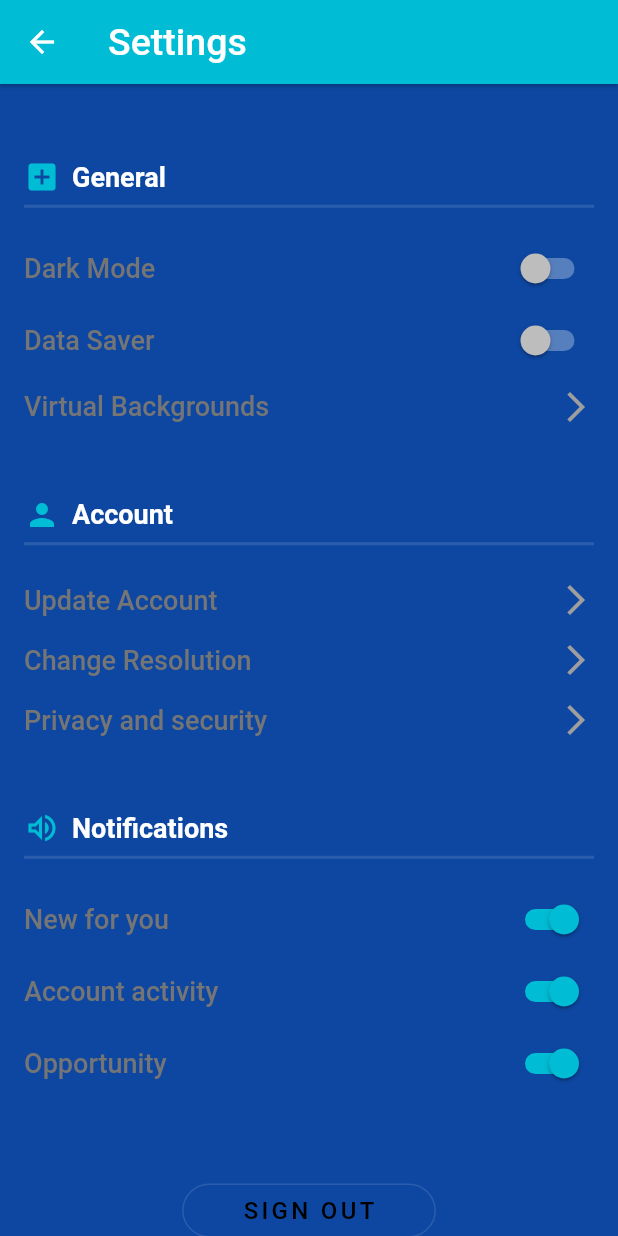
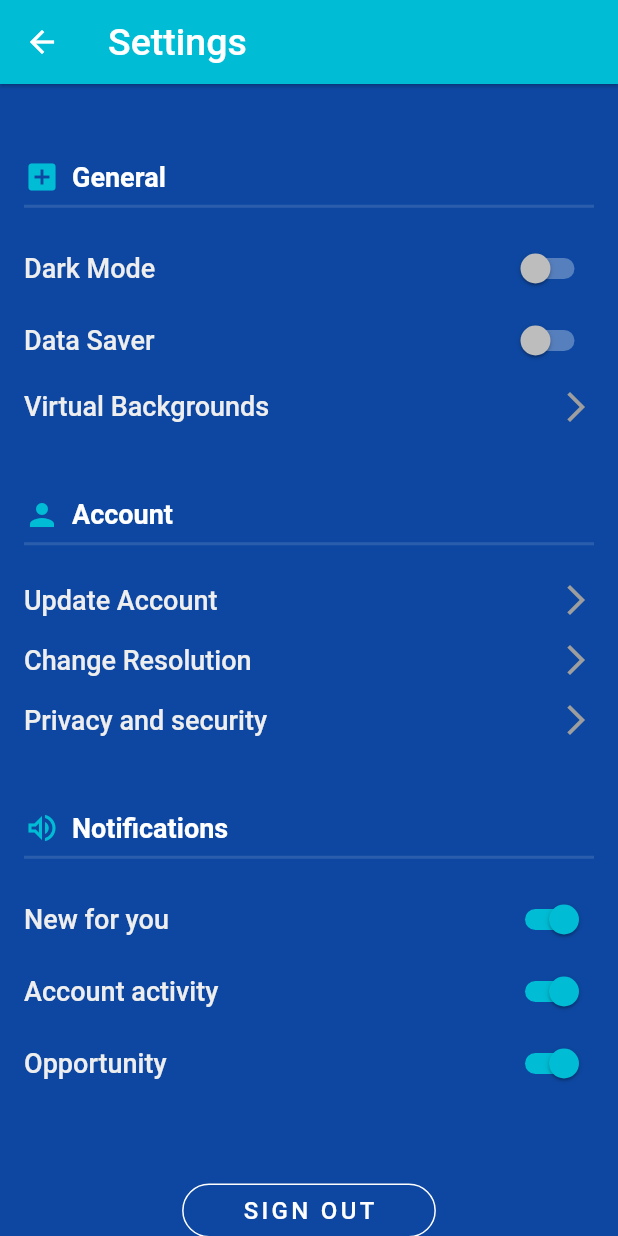
Before and after one commit to Intro-Ventors/Re-Co-Mobile, a Flutter app: the screen it shows once a user with an empty profile is signed in, in the side drawer, after a tap on "Settings", on a phone screen of 412 x 824 dp. Run offline on Flutter 3.47's test engine with Material 2 defaults, Android fonts, the phone set to English and light mode, and no system bars; our stand-ins replace cloud_firestore, firebase_auth, firebase_core, firebase_storage, flutter_spinkit, fluttertoast and 3 more; missing offline and left inert: dart:ffi, flutter_webrtc, qr_code_scanner; accounts and stored records are empty; network calls fail.

Commit message:
Updated UI Design

```diff
--- a/reality_core/lib/screens/home/bottom_panel.dart
+++ b/reality_core/lib/screens/home/bottom_panel.dart
@@ -35,10 +35,13 @@ class _PanelWidgetState extends State<PanelWidget> {
   }
 
   @override
-  Widget build(BuildContext context) => Scaffold(
+  Widget build(BuildContext context) => ClipRRect(
+        borderRadius: const BorderRadius.horizontal(
+            left: Radius.circular(20.0), right: Radius.circular(20.0)),
+        child: Scaffold(
+          backgroundColor: Colors.cyan,
           body: ListView(
-          physics: const BouncingScrollPhysics(),
-          padding: EdgeInsets.zero,
+            clipBehavior: Clip.antiAlias,
             children: <Widget>[
               const SizedBox(
                 height: 12,
@@ -53,6 +56,7 @@ class _PanelWidgetState extends State<PanelWidget> {
               ),
             ],
           ),
+        ),
       );
 
   Widget buildDragHandle() => GestureDetector(
@@ -61,7 +65,7 @@ class _PanelWidgetState extends State<PanelWidget> {
           width: 30,
           height: 5,
           decoration: BoxDecoration(
-              color: Colors.grey, borderRadius: BorderRadius.circular(18)),
+              color: Colors.black, borderRadius: BorderRadius.circular(18)),
         ),
       ),
       onTap: togglePanel);
@@ -75,12 +79,14 @@ class _PanelWidgetState extends State<PanelWidget> {
         child: Column(
           crossAxisAlignment: CrossAxisAlignment.start,
           children: <Widget>[
-            Text(
+            Center(
+              child: Text(
                   "Welcome Back ${loggedInUser.firstName} ${loggedInUser.secondName}",
                   style: const TextStyle(
-                    color: Colors.black54,
+                      color: Colors.white,
                       fontWeight: FontWeight.bold,
                       fontSize: 20)),
+            ),
             const SizedBox(
               height: 35,
             ),
@@ -103,6 +109,9 @@ class _PanelWidgetState extends State<PanelWidget> {
               height: 30,
             ),
             FlatButton(
+                shape: RoundedRectangleBorder(
+                    borderRadius: BorderRadius.circular(20)),
+                color: Colors.blue[900],
                 onPressed: () {
                   Navigator.push(
                     context,
@@ -130,7 +139,7 @@ class _PanelWidgetState extends State<PanelWidget> {
             hintStyle: const TextStyle(
               fontSize: 16,
               fontWeight: FontWeight.bold,
-              color: Colors.blueGrey,
+              color: Colors.white,
             )),
       ),
     );
--- a/reality_core/lib/screens/home/drawer.dart
+++ b/reality_core/lib/screens/home/drawer.dart
@@ -15,7 +15,10 @@ class DarwerMenu extends StatelessWidget {
 
   @override
   Widget build(BuildContext context) {
-    return Drawer(
+    return ClipRRect(
+      borderRadius: const BorderRadius.vertical(
+          top: Radius.circular(25.0), bottom: Radius.circular(25.0)),
+      child: Drawer(
         child: Container(
           decoration: BoxDecoration(
               gradient: LinearGradient(
@@ -26,8 +29,8 @@ class DarwerMenu extends StatelessWidget {
                 1.0
               ],
                   colors: [
-              Theme.of(context).primaryColor.withOpacity(0.2),
-              Theme.of(context).accentColor.withOpacity(0.5),
+                Colors.cyan.withOpacity(0.5),
+                Colors.black.withOpacity(0.2),
               ])),
           child: ListView(
             children: [
@@ -39,8 +42,8 @@ class DarwerMenu extends StatelessWidget {
                     end: Alignment.bottomRight,
                     stops: [0.0, 1.0],
                     colors: [
-                    Theme.of(context).primaryColor,
-                    Theme.of(context).accentColor,
+                      Colors.cyan.withOpacity(0.5),
+                      Colors.black.withOpacity(0.2),
                     ],
                   ),
                 ),
@@ -77,7 +80,8 @@ class DarwerMenu extends StatelessWidget {
               ),
               ListTile(
                 leading: Icon(Icons.question_mark,
-                  size: _drawerIconSize, color: Theme.of(context).accentColor),
+                    size: _drawerIconSize,
+                    color: Theme.of(context).accentColor),
                 title: Text(
                   'FAQ',
                   style: TextStyle(
@@ -160,6 +164,7 @@ class DarwerMenu extends StatelessWidget {
             ],
           ),
         ),
+      ),
     );
   }
 
--- a/reality_core/lib/screens/home/home.dart
+++ b/reality_core/lib/screens/home/home.dart
@@ -49,6 +49,8 @@ class HomeScreenState extends State<Home> {
       ),
       drawer: DarwerMenu(),
       body: SlidingUpPanel(
+        minHeight: MediaQuery.of(context).size.height * 0.1,
+        maxHeight: MediaQuery.of(context).size.height * 0.7,
         body: Center(
           child: Padding(
             padding: const EdgeInsets.fromLTRB(20, 20, 20, 100),
@@ -90,7 +92,7 @@ class HomeScreenState extends State<Home> {
           controller: controller,
           panelController: panelController,
         ),
-        borderRadius: const BorderRadius.vertical(top: Radius.circular(12.0)),
+        borderRadius: const BorderRadius.vertical(top: Radius.circular(20.0)),
         parallaxEnabled: true,
         parallaxOffset: 0.2,
       ),
--- a/reality_core/lib/screens/home/settings.dart
+++ b/reality_core/lib/screens/home/settings.dart
@@ -1,5 +1,4 @@
 import 'package:firebase_auth/firebase_auth.dart';
-import 'package:flutter/cupertino.dart';
 import 'package:flutter/material.dart';
 import 'package:reality_core/screens/auth/signIn.dart';
 
@@ -39,15 +38,15 @@ class _SettingsPageState extends State<SettingsPage> {
               height: 30,
             ),
             Row(
-              children: <Widget>[
-                const Icon(
+              children: const <Widget>[
+                Icon(
                   Icons.add_box,
                   color: Colors.cyan,
                 ),
-                const SizedBox(
+                SizedBox(
                   width: 8,
                 ),
-                const Text(
+                Text(
                   "General",
                   style: TextStyle(fontSize: 18, fontWeight: FontWeight.bold),
                 ),
@@ -67,15 +66,15 @@ class _SettingsPageState extends State<SettingsPage> {
               height: 40,
             ),
             Row(
-              children: <Widget>[
-                const Icon(
+              children: const <Widget>[
+                Icon(
                   Icons.person,
                   color: Colors.cyan,
                 ),
-                const SizedBox(
+                SizedBox(
                   width: 8,
                 ),
-                const Text(
+                Text(
                   "Account",
                   style: TextStyle(fontSize: 18, fontWeight: FontWeight.bold),
                 ),
@@ -90,22 +89,20 @@ class _SettingsPageState extends State<SettingsPage> {
             ),
             buildAccountOptionRow(context, "Update Account"),
             buildAccountOptionRow(context, "Change Resolution"),
-            //buildAccountOptionRow(context, "Social"),
-            //buildAccountOptionRow(context, "Language"),
             buildAccountOptionRow(context, "Privacy and security"),
             const SizedBox(
               height: 40,
             ),
             Row(
-              children: [
-                const Icon(
+              children: const <Widget>[
+                Icon(
                   Icons.volume_up_outlined,
                   color: Colors.cyan,
                 ),
-                const SizedBox(
+                SizedBox(
                   width: 8,
                 ),
-                const Text(
+                Text(
                   "Notifications",
                   style: TextStyle(fontSize: 18, fontWeight: FontWeight.bold),
                 ),
@@ -126,13 +123,14 @@ class _SettingsPageState extends State<SettingsPage> {
             ),
             Center(
               child: OutlineButton(
+                borderSide: const BorderSide(color: Colors.white),
                 padding: const EdgeInsets.symmetric(horizontal: 40),
                 shape: RoundedRectangleBorder(
                     borderRadius: BorderRadius.circular(20)),
                 onPressed: () {},
                 child: const Text("SIGN OUT",
                     style: TextStyle(
-                        fontSize: 16, letterSpacing: 2.2, color: Colors.black)),
+                        fontSize: 16, letterSpacing: 2.2, color: Colors.white)),
               ),
             )
           ],
@@ -150,7 +148,7 @@ class _SettingsPageState extends State<SettingsPage> {
           style: TextStyle(
               fontSize: 18,
               fontWeight: FontWeight.w500,
-              color: Colors.grey[600]),
+              color: Colors.grey[200]),
         ),
         Switch(
           value: isSwitched,
@@ -176,7 +174,7 @@ class _SettingsPageState extends State<SettingsPage> {
                 title: Text(title),
                 content: Column(
                   mainAxisSize: MainAxisSize.min,
-                  children: [
+                  children: const <Widget>[
                     Text("Option 1"),
                     Text("Option 2"),
                     Text("Option 3"),
@@ -202,7 +200,7 @@ class _SettingsPageState extends State<SettingsPage> {
               style: TextStyle(
                 fontSize: 18,
                 fontWeight: FontWeight.w500,
-                color: Colors.grey[600],
+                color: Colors.grey[200],
               ),
             ),
             const Icon(
```
Also changed, not shown: reality_core/lib/screens/auth/register.dart (+12 -5 lines), reality_core/lib/screens/home/edit_profile.dart (+7 -7 lines), reality_core/lib/themes/build_appBar.dart (deleted, +0 -12 lines). Lines whose indentation alone changed are shown as unchanged.
